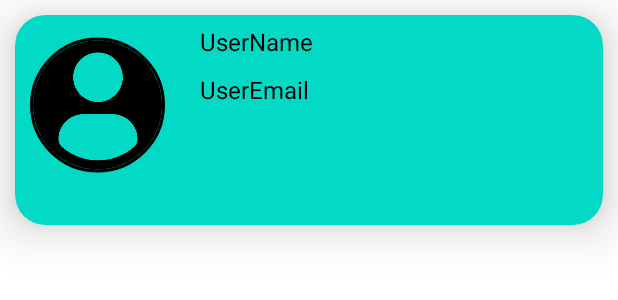
After one commit to danigamer76/TFG_WhatsApp2, an Android app: the layout recycleview_chat.xml on its own in the app's theme, with its tools: preview values and no code run, on a phone screen of 412 x 824 dp. The commit adds this screen. Shown: the top 300 px of the screen. Run offline under Robolectric (Android 15) with nearby library versions, the light colour scheme and no system bars.

Commit message:
Add Chat Fragment

```diff
--- a/app/src/main/java/com/example/tfg_whatsapp2/Adapter/Chats/ChatsAdapter.kt
+++ b/app/src/main/java/com/example/tfg_whatsapp2/Adapter/Chats/ChatsAdapter.kt
@@ -5,13 +5,14 @@ import android.view.LayoutInflater
 import android.view.ViewGroup
 import androidx.recyclerview.widget.RecyclerView
 import com.example.tfg_whatsapp2.R
+import com.example.tfg_whatsapp2.modelo.ChatModel
 import com.example.tfg_whatsapp2.modelo.UserModel
 
 class ChatsAdapter(
     val context: Context,
-    val chatList:ArrayList<UserModel>):RecyclerView.Adapter<ChatsViewHolder>() {
+    val chatList:ArrayList<ChatModel>):RecyclerView.Adapter<ChatsViewHolder>() {
     override fun onCreateViewHolder(parent: ViewGroup, viewType: Int): ChatsViewHolder {
-        val v = LayoutInflater.from(parent.context).inflate(R.layout.recycleview_contacts,parent,false)
+        val v = LayoutInflater.from(parent.context).inflate(R.layout.recycleview_chat,parent,false)
         return ChatsViewHolder(v)
     }
 
--- /dev/null
+++ b/app/src/main/res/layout/recycleview_chat.xml
@@ -0,0 +1,50 @@
+<?xml version="1.0" encoding="utf-8"?>
+<androidx.cardview.widget.CardView xmlns:android="http://schemas.android.com/apk/res/android"
+    xmlns:app="http://schemas.android.com/apk/res-auto"
+    android:layout_width="match_parent"
+    android:layout_height="140dp"
+    android:elevation="10dp"
+    android:padding="5dp"
+    app:cardBackgroundColor="@color/teal_200"
+    app:cardElevation="20dp"
+    app:cardCornerRadius="20dp"
+    android:layout_margin="10dp"
+    android:id="@+id/chatContent">
+
+    <de.hdodenhof.circleimageview.CircleImageView
+        android:id="@+id/imgChatImage"
+        android:layout_width="90dp"
+        android:layout_height="100dp"
+        android:src="@drawable/profile_user"
+        app:civ_border_width="2dp"
+        android:layout_margin="10dp"
+        app:civ_border_color="#FF000000"/>
+    <LinearLayout
+        android:layout_width="match_parent"
+        android:layout_height="wrap_content"
+        android:orientation="vertical"
+        android:layout_marginStart="120dp"
+        >
+        <TextView
+            android:id="@+id/txtReceiverName"
+            android:layout_width="match_parent"
+            android:layout_height="wrap_content"
+            android:text="@string/username"
+            android:textSize="16sp"
+            android:textStyle="normal"
+            android:textColor="@color/black"
+            android:padding="3dp"
+            android:layout_marginTop="3dp"/>
+        <TextView
+            android:id="@+id/txtMessage"
+            android:layout_width="match_parent"
+            android:layout_height="wrap_content"
+            android:text="@string/useremail"
+            android:textSize="16sp"
+            android:textStyle="normal"
+            android:textColor="@color/black"
+            android:padding="3dp"
+            android:layout_marginTop="3dp"/>
+    </LinearLayout>
+
+</androidx.cardview.widget.CardView>
```
Also changed, not shown: app/src/main/java/com/example/tfg_whatsapp2/Adapter/Chats/ChatsViewHolder.kt (+7 -9 lines), app/src/main/java/com/example/tfg_whatsapp2/fragmentsMain/Chats.kt (+19 -9 lines), app/src/main/java/com/example/tfg_whatsapp2/modelo/ChatModel.kt (added, +7 -0 lines).
